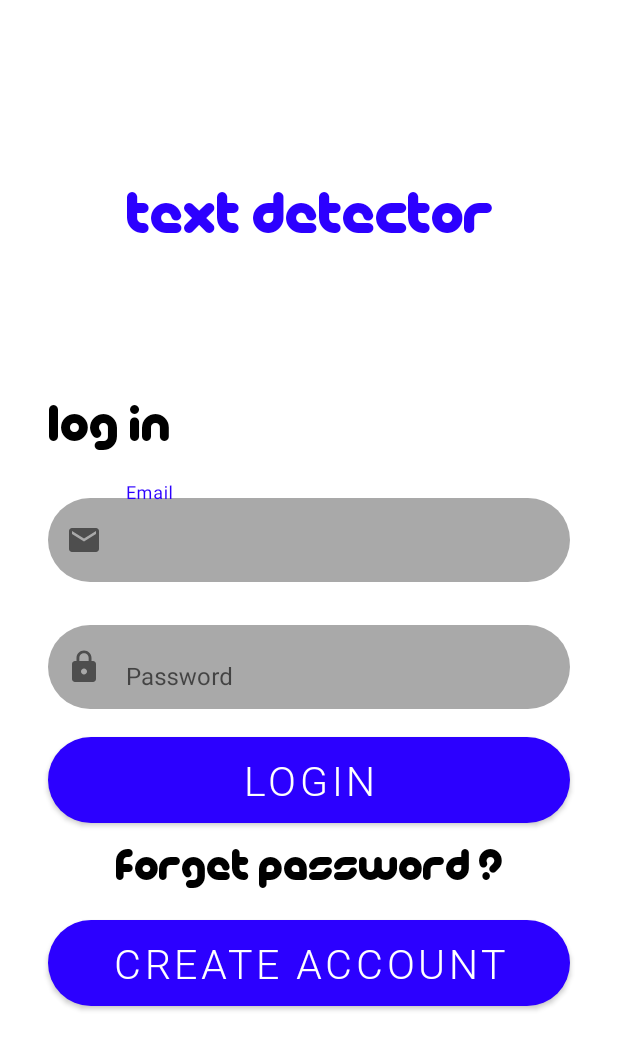
After one commit to MinaEliaa/TextDetector, an Android app: the LoginActivity screen opened directly, with no data from a screen before it, on a phone screen of 412 x 824 dp. The commit adds this screen. Shown: the top 1050 px of the screen. Run offline under Robolectric (Android 15) with nearby library versions, the phone set to English and light mode, and no system bars.

Commit message:
make Login activity design

```diff
--- a/app/build.gradle
+++ b/app/build.gradle
@@ -1,6 +1,7 @@
 plugins {
     id 'com.android.application'
     id 'org.jetbrains.kotlin.android'
+    id 'com.google.gms.google-services'
 }
 
 android {
@@ -37,7 +38,10 @@ dependencies {
     implementation 'androidx.appcompat:appcompat:1.6.1'
     implementation 'com.google.android.material:material:1.8.0'
     implementation 'androidx.constraintlayout:constraintlayout:2.1.4'
+    implementation 'com.google.firebase:firebase-auth:21.1.0'
     testImplementation 'junit:junit:4.13.2'
     androidTestImplementation 'androidx.test.ext:junit:1.1.5'
     androidTestImplementation 'androidx.test.espresso:espresso-core:3.5.1'
+    implementation platform('com.google.firebase:firebase-bom:31.2.2')
+    implementation 'com.google.firebase:firebase-analytics-ktx'
 }
--- a/app/src/main/AndroidManifest.xml
+++ b/app/src/main/AndroidManifest.xml
@@ -13,6 +13,10 @@
         android:supportsRtl="true"
         android:theme="@style/Theme.TextDetector"
         tools:targetApi="31">
+        <activity
+            android:name=".LoginActivity"
+            android:theme="@style/noActionbar"
+            android:exported="false" />
         <activity
             android:name=".SplashScreen"
             android:exported="true"
--- /dev/null
+++ b/app/src/main/java/com/example/textdetector/LoginActivity.kt
@@ -0,0 +1,11 @@
+package com.example.textdetector
+
+import androidx.appcompat.app.AppCompatActivity
+import android.os.Bundle
+
+class LoginActivity : AppCompatActivity() {
+    override fun onCreate(savedInstanceState: Bundle?) {
+        super.onCreate(savedInstanceState)
+        setContentView(R.layout.activity_login)
+    }
+}
--- a/app/src/main/java/com/example/textdetector/SplashScreen.kt
+++ b/app/src/main/java/com/example/textdetector/SplashScreen.kt
@@ -17,7 +17,7 @@ class SplashScreen : AppCompatActivity() {
     }
 
     fun starthomeactivity() {
-        val intent = Intent(this, HomeActivity::class.java)
+        val intent = Intent(this, LoginActivity::class.java)
         startActivity(intent)
         finish()
 
--- /dev/null
+++ b/app/src/main/res/drawable/ic_baseline_email_24.xml
@@ -0,0 +1,5 @@
+<vector android:height="24dp" android:tint="#FFFFFF"
+    android:viewportHeight="24" android:viewportWidth="24"
+    android:width="24dp" xmlns:android="http://schemas.android.com/apk/res/android">
+    <path android:fillColor="@android:color/white" android:pathData="M20,4L4,4c-1.1,0 -1.99,0.9 -1.99,2L2,18c0,1.1 0.9,2 2,2h16c1.1,0 2,-0.9 2,-2L22,6c0,-1.1 -0.9,-2 -2,-2zM20,8l-8,5 -8,-5L4,6l8,5 8,-5v2z"/>
+</vector>
--- /dev/null
+++ b/app/src/main/res/drawable/ic_baseline_lock_24.xml
@@ -0,0 +1,5 @@
+<vector android:height="24dp" android:tint="#FFFFFF"
+    android:viewportHeight="24" android:viewportWidth="24"
+    android:width="24dp" xmlns:android="http://schemas.android.com/apk/res/android">
+    <path android:fillColor="@android:color/white" android:pathData="M18,8h-1L17,6c0,-2.76 -2.24,-5 -5,-5S7,3.24 7,6v2L6,8c-1.1,0 -2,0.9 -2,2v10c0,1.1 0.9,2 2,2h12c1.1,0 2,-0.9 2,-2L20,10c0,-1.1 -0.9,-2 -2,-2zM12,17c-1.1,0 -2,-0.9 -2,-2s0.9,-2 2,-2 2,0.9 2,2 -0.9,2 -2,2zM15.1,8L8.9,8L8.9,6c0,-1.71 1.39,-3.1 3.1,-3.1 1.71,0 3.1,1.39 3.1,3.1v2z"/>
+</vector>
--- /dev/null
+++ b/app/src/main/res/drawable/rounder_bourder.xml
@@ -0,0 +1,14 @@
+<?xml version="1.0" encoding="utf-8"?>
+<shape android:shape="rectangle" xmlns:android="http://schemas.android.com/apk/res/android">
+
+    <gradient
+        android:startColor="#A9A9A9"
+        android:centerColor="#A9A9A9"
+        android:endColor="#A9A9A9"
+        android:angle="90"/>
+
+    <corners android:radius="200dp"/>
+
+
+
+</shape>
--- /dev/null
+++ b/app/src/main/res/drawable/rounder_gradient_bourder.xml
@@ -0,0 +1,10 @@
+<?xml version="1.0" encoding="utf-8"?>
+<shape xmlns:android="http://schemas.android.com/apk/res/android" android:shape="rectangle">
+    <gradient
+    android:startColor="#A9A9A9"
+    android:centerColor="#A9A9A9"
+    android:endColor="#A9A9A9"
+    android:angle="90"/>
+
+    <corners android:radius="200dp"/>
+</shape>
--- /dev/null
+++ b/app/src/main/res/layout/activity_login.xml
@@ -0,0 +1,147 @@
+<?xml version="1.0" encoding="utf-8"?>
+<androidx.constraintlayout.widget.ConstraintLayout xmlns:android="http://schemas.android.com/apk/res/android"
+    xmlns:app="http://schemas.android.com/apk/res-auto"
+    xmlns:tools="http://schemas.android.com/tools"
+    android:layout_width="match_parent"
+    android:layout_height="match_parent"
+    android:background="@color/white"
+    tools:context=".LoginActivity">
+
+    <androidx.constraintlayout.widget.Guideline
+        android:id="@+id/top_guideline"
+        android:layout_width="wrap_content"
+        android:layout_height="wrap_content"
+        android:orientation="horizontal"
+        app:layout_constraintGuide_percent="0.15" />
+
+
+    <TextView
+        android:id="@+id/TextDetector_Label"
+        android:layout_width="wrap_content"
+        android:layout_height="0dp"
+        android:fontFamily="@font/picolafont"
+        android:text="@string/text_detector"
+        android:textSize="40sp"
+
+        android:textColor="#2C00FF"
+        app:layout_constraintEnd_toEndOf="parent"
+        app:layout_constraintStart_toStartOf="parent"
+        app:layout_constraintTop_toBottomOf="@id/top_guideline" />
+
+    <TextView
+        android:id="@+id/login_label"
+        android:layout_width="wrap_content"
+        android:layout_height="0dp"
+        android:fontFamily="@font/picolafont"
+        android:paddingTop="100dp"
+        android:text="Log In"
+        android:textColor="@color/black"
+        android:textSize="35sp"
+        app:layout_constraintStart_toStartOf="@+id/Email_InputLayout"
+        app:layout_constraintTop_toBottomOf="@id/TextDetector_Label"
+        tools:ignore="HardcodedText" />
+
+    <com.google.android.material.textfield.TextInputLayout
+        android:id="@+id/Email_InputLayout"
+        android:layout_width="match_parent"
+        android:layout_height="wrap_content"
+        android:layout_marginStart="32dp"
+        android:layout_marginEnd="32dp"
+        android:paddingTop="18dp"
+        app:boxBackgroundMode="none"
+        app:layout_constraintEnd_toEndOf="parent"
+        app:layout_constraintStart_toStartOf="parent"
+        app:layout_constraintTop_toBottomOf="@id/login_label"
+        app:startIconDrawable="@drawable/ic_baseline_email_24">
+
+        <com.google.android.material.textfield.TextInputEditText
+            android:layout_width="match_parent"
+            android:layout_height="wrap_content"
+            android:background="@drawable/rounder_bourder"
+            android:hint="Email"
+
+
+            app:textInputLayoutFocusedRectEnabled="true" />
+
+    </com.google.android.material.textfield.TextInputLayout>
+
+
+    <com.google.android.material.textfield.TextInputLayout
+        android:id="@+id/Password_InputLayout"
+        android:layout_width="match_parent"
+        android:layout_height="wrap_content"
+        android:layout_marginStart="32dp"
+        android:layout_marginEnd="32dp"
+        android:paddingTop="18dp"
+        app:boxBackgroundMode="none"
+        app:layout_constraintEnd_toEndOf="parent"
+        app:layout_constraintStart_toStartOf="parent"
+        app:layout_constraintTop_toBottomOf="@id/Email_InputLayout"
+        app:startIconDrawable="@drawable/ic_baseline_lock_24">
+
+        <com.google.android.material.textfield.TextInputEditText
+            android:layout_width="match_parent"
+            android:layout_height="wrap_content"
+            android:background="@drawable/rounder_bourder"
+            android:hint="Password"
+
+
+            app:textInputLayoutFocusedRectEnabled="true" />
+
+    </com.google.android.material.textfield.TextInputLayout>
+
+
+
+
+
+    <Button
+        android:id="@+id/login"
+        android:layout_width="match_parent"
+        android:layout_height="wrap_content"
+        android:layout_gravity="center"
+        android:layout_marginEnd="32dp"
+        android:background="@drawable/rounder_bourder"
+        android:layout_marginTop="18.7dp"
+        android:layout_marginStart="32dp"
+        android:fontFamily="@font/roboto_light"
+        app:layout_constraintTop_toBottomOf="@id/Password_InputLayout"
+        android:gravity="center"
+        android:marginTop="14dp"
+        android:text="Login"
+        android:textColor="@color/white"
+        android:textSize="27sp" />
+
+    <TextView
+        android:id="@+id/forget_password"
+        android:layout_width="wrap_content"
+        android:layout_height="wrap_content"
+        app:layout_constraintStart_toStartOf="parent"
+        app:layout_constraintEnd_toEndOf="parent"
+        app:layout_constraintTop_toBottomOf="@id/login"
+        android:text="forget password ?"
+        android:textSize="30sp"
+        android:fontFamily="@font/picolafont"
+        android:textColor="@color/black"
+        android:layout_marginTop="14dp"
+
+        />
+
+    <Button
+        android:id="@+id/create_account"
+        android:layout_width="match_parent"
+        android:layout_height="wrap_content"
+        android:layout_gravity="center"
+        android:layout_marginEnd="32dp"
+        android:background="@drawable/rounder_bourder"
+        android:layout_marginTop="18.7dp"
+        android:layout_marginStart="32dp"
+        android:fontFamily="@font/roboto_light"
+        app:layout_constraintTop_toBottomOf="@id/forget_password"
+        android:gravity="center"
+        android:marginTop="14dp"
+        android:text="CREATE ACCOUNT"
+        android:textColor="@color/white"
+        android:textSize="27sp"/>
+
+
+</androidx.constraintlayout.widget.ConstraintLayout>
--- a/app/src/main/res/layout/activity_splash_screen.xml
+++ b/app/src/main/res/layout/activity_splash_screen.xml
@@ -4,6 +4,7 @@
     xmlns:tools="http://schemas.android.com/tools"
     android:layout_width="match_parent"
     android:layout_height="match_parent"
+    android:background="@color/white"
     tools:context=".SplashScreen">
 
     <ImageView
--- a/app/src/main/res/values-night/themes.xml
+++ b/app/src/main/res/values-night/themes.xml
@@ -2,8 +2,8 @@
     <!-- Base application theme. -->
     <style name="Theme.TextDetector" parent="Theme.MaterialComponents.DayNight.DarkActionBar">
         <!-- Primary brand color. -->
-        <item name="colorPrimary">@color/purple_200</item>
-        <item name="colorPrimaryVariant">@color/purple_700</item>
+        <item name="colorPrimary">@color/blue</item>
+        <item name="colorPrimaryVariant">@color/blue</item>
         <item name="colorOnPrimary">@color/black</item>
         <!-- Secondary brand color. -->
         <item name="colorSecondary">@color/teal_200</item>
@@ -12,5 +12,9 @@
         <!-- Status bar color. -->
         <item name="android:statusBarColor" tools:targetApi="l">?attr/colorPrimaryVariant</item>
         <!-- Customize your theme here. -->
+        <style name="Button.White" parent="ThemeOverlay.AppCompat">
+            <item name="colorAccent">@android:color/white</item>
+        </style>
     </style>
+
 </resources>
--- a/app/src/main/res/values/colors.xml
+++ b/app/src/main/res/values/colors.xml
@@ -1,7 +1,9 @@
 <?xml version="1.0" encoding="utf-8"?>
 <resources>
+
     <color name="purple_200">#FFBB86FC</color>
     <color name="purple_500">#FF6200EE</color>
+    <color name="blue">#2C00FF</color>
     <color name="purple_700">#FF3700B3</color>
     <color name="teal_200">#FF03DAC5</color>
     <color name="teal_700">#FF018786</color>
--- a/app/src/main/res/values/themes.xml
+++ b/app/src/main/res/values/themes.xml
@@ -2,8 +2,8 @@
     <!-- Base application theme. -->
     <style name="Theme.TextDetector" parent="Theme.MaterialComponents.DayNight.DarkActionBar">
         <!-- Primary brand color. -->
-        <item name="colorPrimary">@color/purple_500</item>
-        <item name="colorPrimaryVariant">#DBDBDB</item>
+        <item name="colorPrimary">@color/blue</item>
+        <item name="colorPrimaryVariant">@color/blue</item>
         <item name="colorOnPrimary">@color/white</item>
         <!-- Secondary brand color. -->
         <item name="colorSecondary">@color/teal_200</item>
@@ -18,4 +18,6 @@
         <item name="windowNoTitle">true</item>
         <item name="windowActionBar">false</item>
     </style>
+
+
 </resources>
--- a/build.gradle
+++ b/build.gradle
@@ -1,8 +1,13 @@
-// Top-level build file where you can add configuration options common to all sub-projects/modules.
+buildscript {
+    dependencies {
+        classpath 'com.google.gms:google-services:4.3.15'
+    }
+}// Top-level build file where you can add configuration options common to all sub-projects/modules.
 plugins {
     id 'com.android.application' version '7.2.1' apply false
     id 'com.android.library' version '7.2.1' apply false
     id 'org.jetbrains.kotlin.android' version '1.7.10' apply false
+    id 'com.google.gms.google-services' version'4.3.15'
 }
 
 task clean(type: Delete) {
```
Also changed, not shown: app/src/main/res/font/roboto_light.ttf (added), app/src/main/res/font/roboto_thin.ttf (added), 1 other file.
